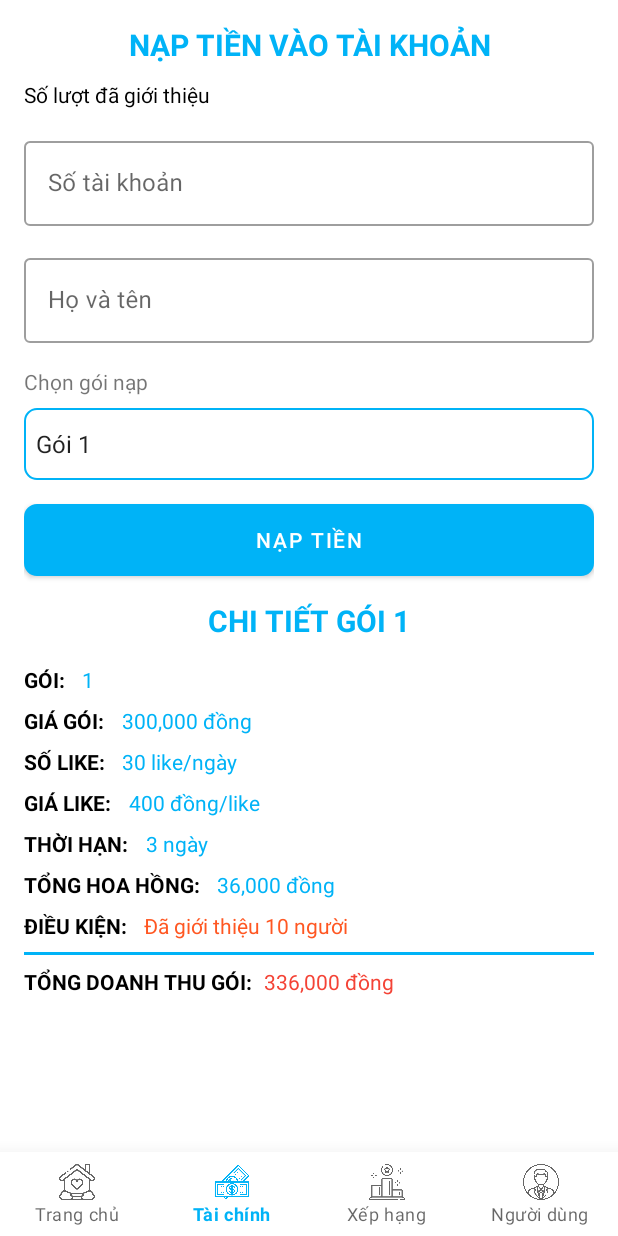
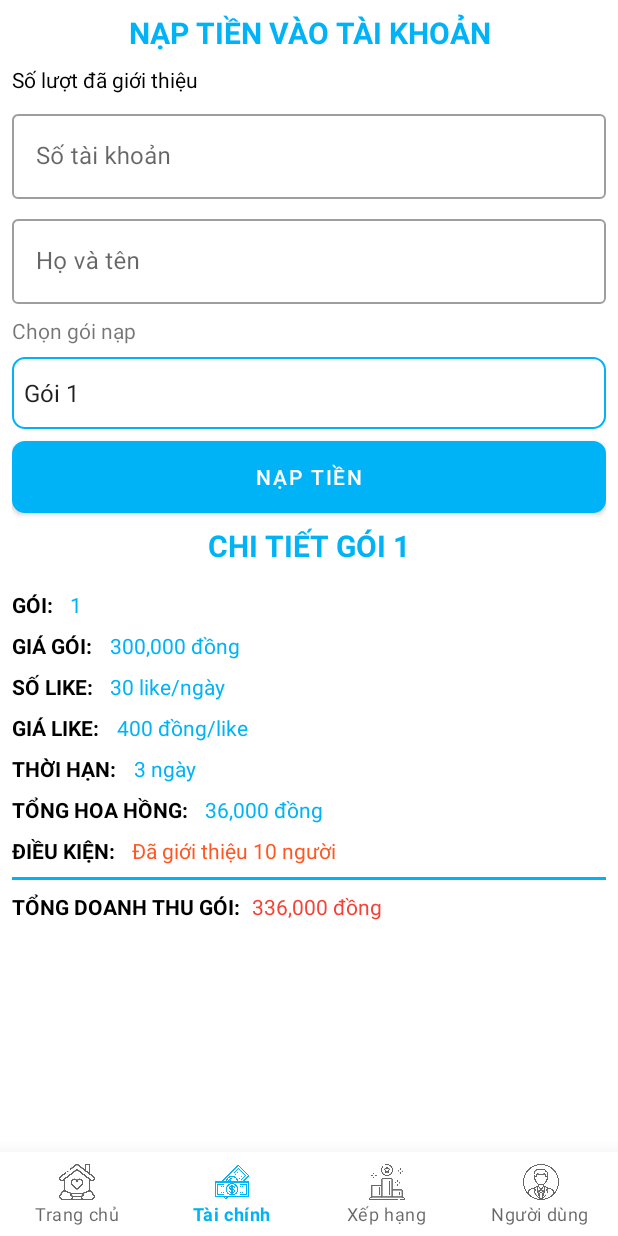
Before and after one commit to phong6786789/applikeanh, an Android app: the MoneyFragment screen opened through its navigation route, after a tap on "Nạp tiền", on a phone screen of 412 x 824 dp. Run offline under Robolectric (Android 15) with nearby library versions, the phone set to English and light mode, and no system bars; our stand-ins replace Firebase (no records; nobody signed in at launch, a user with empty details on screens opened directly), data binding, navigation-ui; 2 statements that could not run were skipped; 2 other taps on this screen came first.

Commit message:
Update code

```diff
--- a/app/src/main/java/com/subi/likeanh/money/MoneyFragment.kt
+++ b/app/src/main/java/com/subi/likeanh/money/MoneyFragment.kt
@@ -53,7 +53,7 @@ class MoneyFragment : Fragment() {
 
     fun init() {
         binding.setVariable(BR.viewModel, viewModel)
-        requireActivity().findViewById<BottomNavigationView>(R.id.bottom_nav).visibility =
-            View.VISIBLE
+        requireActivity().findViewById<BottomNavigationView>(R.id.bottom_nav).visibility =  View.VISIBLE
+        viewModel.load()
     }
 }
--- a/app/src/main/java/com/subi/likeanh/money/MoneyViewModel.kt
+++ b/app/src/main/java/com/subi/likeanh/money/MoneyViewModel.kt
@@ -1,6 +1,29 @@
 package com.subi.likeanh.money
 
+import androidx.databinding.ObservableField
 import androidx.lifecycle.ViewModel
+import com.google.firebase.auth.FirebaseAuth
+import com.google.firebase.database.DataSnapshot
+import com.google.firebase.database.DatabaseError
+import com.google.firebase.database.FirebaseDatabase
+import com.google.firebase.database.ValueEventListener
+import com.subi.likeanh.model.User
 
 class MoneyViewModel :ViewModel() {
+    var user = ObservableField<User>()
+    var ref  = FirebaseDatabase.getInstance().getReference("user")
+
+
+    fun load(){
+        ref.child(FirebaseAuth.getInstance().currentUser?.uid.toString()).addListenerForSingleValueEvent(object :ValueEventListener{
+            override fun onDataChange(snapshot: DataSnapshot) {
+                val value = snapshot.getValue(User::class.java)
+                user.set(value)
+            }
+
+            override fun onCancelled(error: DatabaseError) {
+            }
+
+        })
+    }
 }
--- a/app/src/main/java/com/subi/likeanh/money/nap/NapViewModel.kt
+++ b/app/src/main/java/com/subi/likeanh/money/nap/NapViewModel.kt
@@ -18,11 +18,11 @@ class NapViewModel : ViewModel() {
     var name = ObservableField("")
         var list = arrayListOf(
         Money("1", "300,000 đồng", "30 like/ngày", "400 đồng/like", "3 ngày","36,000 đồng", "Đã giới thiệu 10 người", "336,000 đồng"),
-        Money("2", "3,000,000 đồng", "30 like/ngày", "19,280 đồng/like", "7 ngày",  "945,000 đồng", "Đã giới thiệu 10 người", "3,945,000 đồng"),
-        Money("3", "10,000,000 đồng", "30 like/ngày", "25,000 đồng/like", "20 ngày", "10,000,000 đồng", "Đã giới thiệu 10 người", "20,000,000 đồng"),
-        Money("4", "30,000,000 đồng", "35 like/ngày", "55,000 đồng/like", "30 ngày", "49,500,000 đồng", "Đã giới thiệu 10 người", "79,500,000 đồng"),
-        Money("5", "50,000,000 đồng", "35 like/ngày", "75,000 đồng/like", "40 ngày","120,000,000 đồng", "Đã giới thiệu 10 người", "170,000,000 đồng"),
-        Money("6", "100,000,000 đồng", "40 like/ngày", "162,500 đồng/like", "50 ngày","325,000,000 đồng", "Đã giới thiệu 10 người", "425,000,000 đồng"),
+        Money("2", "3,000,000 đồng", "30 like/ngày", "19,280 đồng/like", "7 ngày",  "945,000 đồng", "Đã giới thiệu 20 người", "3,945,000 đồng"),
+        Money("3", "10,000,000 đồng", "30 like/ngày", "25,000 đồng/like", "20 ngày", "10,000,000 đồng", "Đã giới thiệu 30 người", "20,000,000 đồng"),
+        Money("4", "30,000,000 đồng", "35 like/ngày", "55,000 đồng/like", "30 ngày", "49,500,000 đồng", "Đã giới thiệu 40 người", "79,500,000 đồng"),
+        Money("5", "50,000,000 đồng", "35 like/ngày", "75,000 đồng/like", "40 ngày","120,000,000 đồng", "Đã giới thiệu 50 người", "170,000,000 đồng"),
+        Money("6", "100,000,000 đồng", "40 like/ngày", "162,500 đồng/like", "50 ngày","325,000,000 đồng", "Đã giới thiệu 60 người", "425,000,000 đồng"),
         Money("7", "200,000,000 đồng", "40 like/ngày", "205,882 đồng/like", "68 ngày", "952,000,000 đồng", "", "1,152,000,000 đồng")
     )
     var money: ObservableField<Money> = ObservableField()
@@ -32,6 +32,4 @@ class NapViewModel : ViewModel() {
     fun load(){
 
     }
-
-
 }
--- a/app/src/main/java/com/subi/likeanh/utils/BindingUtils.kt
+++ b/app/src/main/java/com/subi/likeanh/utils/BindingUtils.kt
@@ -1,11 +1,14 @@
 package com.subi.likeanh.utils
 
+import android.util.Log
 import android.widget.AutoCompleteTextView
 import android.widget.ImageView
 import android.widget.TextView
 import androidx.databinding.BindingAdapter
 import com.subi.likeanh.R
 import org.w3c.dom.Text
+import java.lang.Exception
+import java.text.DecimalFormat
 
 object BindingUtils {
     @BindingAdapter("setImageResource")
@@ -32,4 +35,22 @@ object BindingUtils {
             imageView.setImageResource(R.drawable.like_not)
         }
     }
+
+    @BindingAdapter("setMoney")
+    @JvmStatic
+    fun setMoney(textView: TextView, money: String?) {
+        Log.d("test", money.toString())
+        try {
+            if(money=="0"||money=="null"){
+                textView.text = "0 VNĐ"
+            }
+            else{
+                val fm = DecimalFormat("#,###")
+                textView.text = "${fm.format(money?.toLong())} VNĐ"
+            }
+        }
+        catch (e:Exception){
+
+        }
+    }
 }
--- a/app/src/main/res/layout/dialog.xml
+++ b/app/src/main/res/layout/dialog.xml
@@ -32,10 +32,11 @@
                 android:orientation="vertical">
 
                 <TextView
+                    android:layout_marginHorizontal="16dp"
                     android:layout_width="match_parent"
                     android:layout_height="wrap_content"
                     android:text="@{title}"
-                    android:textSize="30sp"
+                    android:textSize="20sp"
                     android:textAlignment="center"
                     android:textColor="@color/white"
                     android:textStyle="bold" />
--- a/app/src/main/res/layout/fragment_nap.xml
+++ b/app/src/main/res/layout/fragment_nap.xml
@@ -12,7 +12,7 @@
     <LinearLayout
         android:layout_width="match_parent"
         android:layout_height="match_parent"
-        android:layout_margin="16dp"
+        android:layout_margin="8dp"
         android:orientation="vertical">
 
         <TextView
@@ -34,7 +34,7 @@
             <TextView
                 android:layout_width="wrap_content"
                 android:layout_height="wrap_content"
-                android:layout_marginTop="10dp"
+                android:layout_marginTop="8dp"
                 android:text="Số lượt đã giới thiệu"
                 android:textColor="@color/black" />
 
@@ -42,7 +42,7 @@
                 android:layout_width="match_parent"
                 android:layout_height="wrap_content"
                 android:layout_marginStart="20dp"
-                android:layout_marginTop="10dp"
+                android:layout_marginTop="8dp"
                 android:text="@{viewModel.user.timesIntroduce}"
                 android:textColor="@color/black"
                 android:textStyle="bold" />
@@ -52,11 +52,12 @@
             style="@style/Widget.MaterialComponents.TextInputLayout.OutlinedBox"
             android:layout_width="match_parent"
             android:layout_height="wrap_content"
-            android:layout_marginTop="16dp"
+            android:layout_marginTop="8dp"
             android:hint="Số tài khoản">
 
             <com.google.android.material.textfield.TextInputEditText
                 android:id="@+id/edt_stk"
+                android:focusable="false"
                 android:layout_width="match_parent"
                 android:layout_height="wrap_content"
                 android:text="@{viewModel.user.stk}"
@@ -67,10 +68,11 @@
             style="@style/Widget.MaterialComponents.TextInputLayout.OutlinedBox"
             android:layout_width="match_parent"
             android:layout_height="wrap_content"
-            android:layout_marginTop="16dp"
+            android:layout_marginTop="8dp"
             android:hint="Họ và tên">
 
             <com.google.android.material.textfield.TextInputEditText
+                android:focusable="false"
                 android:id="@+id/edt_hoten"
                 android:layout_width="match_parent"
                 android:layout_height="wrap_content"
@@ -82,7 +84,7 @@
         <TextView
             android:layout_width="match_parent"
             android:layout_height="wrap_content"
-            android:layout_marginTop="16dp"
+            android:layout_marginTop="8dp"
             android:text="Chọn gói nạp" />
 
         <Spinner
@@ -96,15 +98,15 @@
             android:id="@+id/btnNapTien"
             android:layout_width="match_parent"
             android:layout_height="wrap_content"
-            android:layout_marginTop="16dp"
+            android:layout_marginTop="8dp"
             android:background="@drawable/button"
             android:text="NẠP TIỀN" />
 
         <TextView
+            android:id="@+id/tv_info"
             android:layout_width="match_parent"
             android:layout_height="wrap_content"
-            android:layout_marginTop="16dp"
-            android:text="Chi tiết gói 1"
+            android:layout_marginTop="8dp"
             android:textAlignment="center"
             android:textAllCaps="true"
             android:textColor="@color/main"
--- a/app/src/main/res/navigation/nav.xml
+++ b/app/src/main/res/navigation/nav.xml
@@ -12,7 +12,6 @@
         android:label="fragment_login"
         tools:layout="@layout/fragment_login">
         <action
-            app:popUpToInclusive="true"
             android:id="@+id/action_loginFragment_to_registerFragment"
             app:destination="@id/registerFragment"
             app:enterAnim="@anim/slide_in_right"
@@ -20,7 +19,6 @@
             app:popEnterAnim="@anim/slide_in_left"
             app:popExitAnim="@anim/slide_out_right" />
         <action
-            app:popUpToInclusive="true"
             app:enterAnim="@anim/slide_in_right"
             app:exitAnim="@anim/slide_out_left"
             app:popEnterAnim="@anim/slide_in_left"
@@ -34,7 +32,6 @@
         android:name="com.subi.likeanh.RegisterFragment"
         android:label="RegisterFragment">
         <action
-            app:popUpToInclusive="true"
             android:id="@+id/action_registerFragment_to_homeFragment"
             app:destination="@id/homeFragment"
             app:enterAnim="@anim/slide_in_right"
@@ -53,7 +50,6 @@
         android:name="com.subi.likeanh.money.MoneyFragment"
         android:label="MoneyFragment">
         <action
-            app:popUpToInclusive="true"
             android:id="@+id/action_moneyFragment_to_napFragment"
             app:destination="@id/napFragment"
             app:enterAnim="@anim/slide_in_right"
@@ -61,7 +57,6 @@
             app:popEnterAnim="@anim/slide_in_left"
             app:popExitAnim="@anim/slide_out_right" />
         <action
-            app:popUpToInclusive="true"
             android:id="@+id/action_moneyFragment_to_lichSuFragment"
             app:destination="@id/lichSuFragment"
             app:enterAnim="@anim/slide_in_right"
@@ -69,7 +64,6 @@
             app:popEnterAnim="@anim/slide_in_left"
             app:popExitAnim="@anim/slide_out_right" />
         <action
-            app:popUpToInclusive="true"
             android:id="@+id/action_moneyFragment_to_rutFragment"
             app:destination="@id/rutFragment"
             app:enterAnim="@anim/slide_in_right"
@@ -77,7 +71,6 @@
             app:popEnterAnim="@anim/slide_in_left"
             app:popExitAnim="@anim/slide_out_right" />
         <action
-            app:popUpToInclusive="true"
             android:id="@+id/action_moneyFragment_to_thuNhapFragment"
             app:destination="@id/thuNhapFragment"
             app:enterAnim="@anim/slide_in_right"
@@ -85,11 +78,17 @@
             app:popEnterAnim="@anim/slide_in_left"
             app:popExitAnim="@anim/slide_out_right" />
         <action
-            app:popUpToInclusive="true"
+            app:enterAnim="@anim/slide_in_right"
+            app:exitAnim="@anim/slide_out_left"
+            app:popEnterAnim="@anim/slide_in_left"
+            app:popExitAnim="@anim/slide_out_right"
             android:id="@+id/action_moneyFragment_to_userFragment"
             app:destination="@id/userFragment" />
         <action
-            app:popUpToInclusive="true"
+            app:enterAnim="@anim/slide_in_right"
+            app:exitAnim="@anim/slide_out_left"
+            app:popEnterAnim="@anim/slide_in_left"
+            app:popExitAnim="@anim/slide_out_right"
             android:id="@+id/action_moneyFragment_to_rut2Fragment"
             app:destination="@id/rut2Fragment" />
     </fragment>
@@ -102,6 +101,10 @@
         android:name="com.subi.likeanh.user.UserFragment"
         android:label="UserFragment" >
         <action
+            app:enterAnim="@anim/slide_in_right"
+            app:exitAnim="@anim/slide_out_left"
+            app:popEnterAnim="@anim/slide_in_left"
+            app:popExitAnim="@anim/slide_out_right"
             android:id="@+id/action_userFragment_to_editUserFragment"
             app:destination="@id/editUserFragment" />
     </fragment>
@@ -114,6 +117,10 @@
         android:name="com.subi.likeanh.money.nap.NapFragment"
         android:label="NapFragment">
         <action
+            app:enterAnim="@anim/slide_in_right"
+            app:exitAnim="@anim/slide_out_left"
+            app:popEnterAnim="@anim/slide_in_left"
+            app:popExitAnim="@anim/slide_out_right"
             android:id="@+id/action_napFragment_to_editUserFragment"
             app:destination="@id/editUserFragment" />
     </fragment>
```
Also changed, not shown: app/src/main/java/com/subi/likeanh/money/nap/NapFragment.kt (+32 -13 lines), app/src/main/java/com/subi/likeanh/money/ruta/Rut2Fragment.kt (+3 -14 lines), app/src/main/res/layout/fragment_money.xml (+39 -35 lines).
